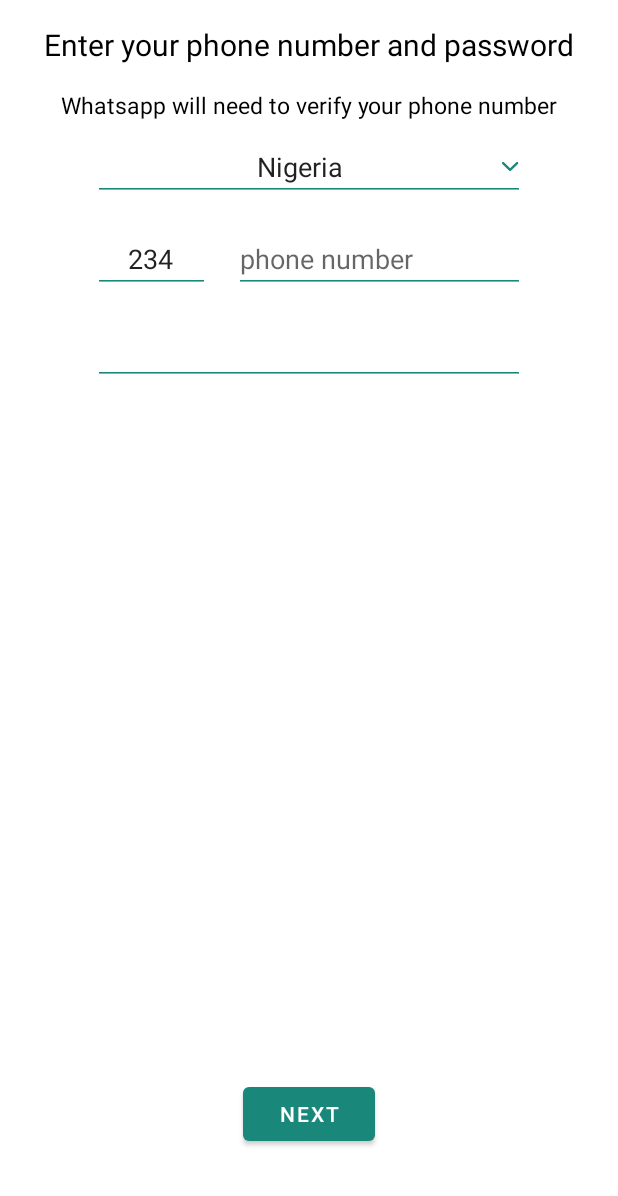
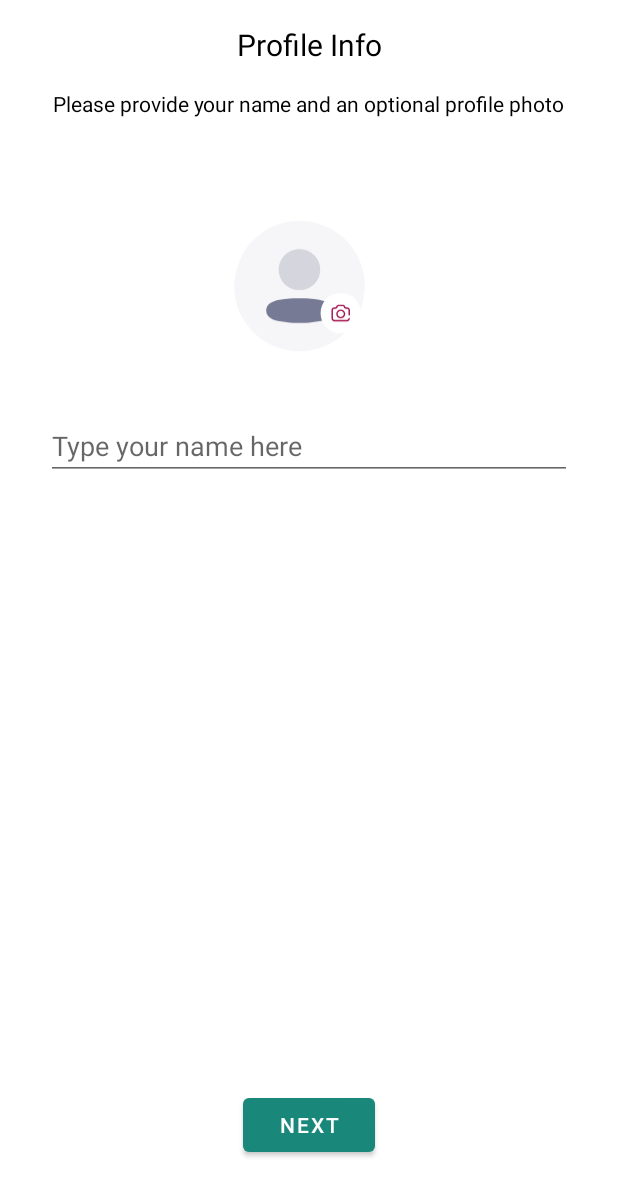
Before and after one commit to efe-egbevwie/Whatsapp-clone, an Android app: the SetUpProfileFragment screen opened through its navigation route, on a phone screen of 412 x 824 dp. Shown: the top 1196 px of the screen. Run offline under Robolectric (Android 15) with nearby library versions, the phone set to English and light mode, and no system bars.

```diff
--- a/app/build.gradle
+++ b/app/build.gradle
@@ -60,6 +60,11 @@ dependencies {
     //firebase dependencies
     implementation platform('com.google.firebase:firebase-bom:29.0.0')
     implementation 'com.google.firebase:firebase-analytics'
+    implementation 'com.google.firebase:firebase-auth-ktx'
+
+    //Logging library
+    implementation 'com.jakewharton.timber:timber:5.0.1'
+
 
 
 }
--- a/app/src/main/AndroidManifest.xml
+++ b/app/src/main/AndroidManifest.xml
@@ -1,9 +1,11 @@
 <?xml version="1.0" encoding="utf-8"?>
 <manifest xmlns:android="http://schemas.android.com/apk/res/android"
     package="com.io.whatsapp">
-
+    <uses-permission android:name="android.permission.INTERNET" />
+    <uses-permission android:name="android.permission.ACCESS_NETWORK_STATE" />
     <application
         android:allowBackup="true"
+        android:name="com.App"
         android:icon="@mipmap/ic_launcher"
         android:label="@string/app_name"
         android:roundIcon="@mipmap/ic_launcher_round"
--- a/app/src/main/java/com/io/whatsapp/ui/authenticate/LogInOrSignUpFragment.kt
+++ b/app/src/main/java/com/io/whatsapp/ui/authenticate/SetUpProfileFragment.kt
@@ -14,10 +14,10 @@ private const val ARG_PARAM2 = "param2"
 
 /**
  * A simple [Fragment] subclass.
- * Use the [LogInOrSignUpFragment.newInstance] factory method to
+ * Use the [SetUpProfileFragment.newInstance] factory method to
  * create an instance of this fragment.
  */
-class LogInOrSignUpFragment : Fragment() {
+class SetUpProfileFragment : Fragment() {
     // TODO: Rename and change types of parameters
     private var param1: String? = null
     private var param2: String? = null
@@ -35,7 +35,7 @@ class LogInOrSignUpFragment : Fragment() {
         savedInstanceState: Bundle?
     ): View? {
         // Inflate the layout for this fragment
-        return inflater.inflate(R.layout.fragment_log_in_or_sign_up, container, false)
+        return inflater.inflate(R.layout.fragment_set_up_profile, container, false)
     }
 
     companion object {
@@ -45,12 +45,12 @@ class LogInOrSignUpFragment : Fragment() {
          *
          * @param param1 Parameter 1.
          * @param param2 Parameter 2.
-         * @return A new instance of fragment LogInOrSignUpFragment.
+         * @return A new instance of fragment SetUpProfileFragment.
          */
         // TODO: Rename and change types and number of parameters
         @JvmStatic
         fun newInstance(param1: String, param2: String) =
-            LogInOrSignUpFragment().apply {
+            SetUpProfileFragment().apply {
                 arguments = Bundle().apply {
                     putString(ARG_PARAM1, param1)
                     putString(ARG_PARAM2, param2)
--- /dev/null
+++ b/app/src/main/res/drawable/ic_profile_avatar.xml
@@ -0,0 +1,29 @@
+<vector xmlns:android="http://schemas.android.com/apk/res/android"
+    android:width="149dp"
+    android:height="136dp"
+    android:viewportWidth="149"
+    android:viewportHeight="136">
+  <path
+      android:pathData="M65,0L65,0A65,65 0,0 1,130 65L130,65A65,65 0,0 1,65 130L65,130A65,65 0,0 1,0 65L0,65A65,65 0,0 1,65 0z"
+      android:strokeAlpha="0.1"
+      android:fillColor="#A0A2B3"
+      android:fillAlpha="0.1"/>
+  <path
+      android:pathData="M65,69.074C76.391,69.074 85.626,59.954 85.626,48.704C85.626,37.453 76.391,28.333 65,28.333C53.609,28.333 44.375,37.453 44.375,48.704C44.375,59.954 53.609,69.074 65,69.074Z"
+      android:strokeAlpha="0.4"
+      android:fillColor="#A0A2B3"
+      android:fillAlpha="0.4"/>
+  <path
+      android:pathData="M97.964,89.478C97.983,89.188 97.983,88.897 97.964,88.607C97.883,87.536 97.579,86.489 97.069,85.527C95.064,81.609 89.443,79.834 84.753,78.829C81.406,78.133 78.006,77.685 74.584,77.49L71.004,77.222H69.393H67.388H62.59H60.585H58.974L55.394,77.49C51.972,77.685 48.572,78.133 45.225,78.829C40.535,79.7 34.914,81.508 32.909,85.527C32.4,86.489 32.096,87.536 32.014,88.607C31.995,88.897 31.995,89.188 32.014,89.478C31.997,89.768 31.997,90.059 32.014,90.349C32.111,91.411 32.427,92.446 32.945,93.396C34.95,97.313 40.571,99.088 45.261,100.093C48.614,100.757 52.011,101.204 55.43,101.432L59.01,101.667H59.869H60.621H69.429H70.181H71.04L74.62,101.432C78.038,101.204 81.436,100.757 84.788,100.093C89.479,99.189 95.1,97.414 97.105,93.396C97.598,92.415 97.901,91.361 98,90.282C98.005,90.013 97.993,89.745 97.964,89.478Z"
+      android:fillColor="#777A95"/>
+  <path
+      android:pathData="M106,92m-20,0a20,20 0,1 1,40 0a20,20 0,1 1,-40 0"
+      android:fillColor="#ffffff"/>
+  <path
+      android:pathData="M114.451,94.48C114.846,94.48 115.167,94.16 115.167,93.764V89.109C115.167,87.53 113.882,86.245 112.302,86.245H111.215C110.908,86.245 110.636,86.05 110.537,85.759L110.32,85.123C110.024,84.252 109.207,83.667 108.287,83.667H103.711C102.809,83.667 101.997,84.237 101.691,85.085L101.443,85.772C101.341,86.055 101.07,86.245 100.769,86.245H99.698C98.118,86.245 96.834,87.53 96.834,89.109V97.345C96.834,98.925 98.118,100.21 99.698,100.21H112.302C113.882,100.21 115.167,98.925 115.167,97.345C115.167,96.95 114.846,96.629 114.451,96.629C114.055,96.629 113.735,96.95 113.735,97.345C113.735,98.135 113.092,98.777 112.302,98.777H99.698C98.908,98.777 98.266,98.135 98.266,97.345V89.109C98.266,88.32 98.908,87.677 99.698,87.677H100.769C101.672,87.677 102.484,87.107 102.79,86.258L103.038,85.572C103.14,85.289 103.411,85.099 103.711,85.099H108.287C108.593,85.099 108.866,85.294 108.965,85.584L109.181,86.221C109.478,87.092 110.295,87.677 111.215,87.677H112.302C113.092,87.677 113.735,88.32 113.735,89.109V93.764C113.735,94.16 114.055,94.48 114.451,94.48Z"
+      android:fillColor="#A4124C"/>
+  <path
+      android:pathData="M101.56,92.869C101.56,90.401 103.568,88.393 106.036,88.393C108.504,88.393 110.512,90.401 110.512,92.869C110.512,95.337 108.504,97.345 106.036,97.345C103.568,97.345 101.56,95.337 101.56,92.869ZM102.992,92.869C102.992,94.547 104.358,95.913 106.036,95.913C107.714,95.913 109.08,94.547 109.08,92.869C109.08,91.191 107.714,89.826 106.036,89.826C104.358,89.826 102.992,91.191 102.992,92.869Z"
+      android:fillColor="#A4124C"
+      android:fillType="evenOdd"/>
+</vector>
--- a/app/src/main/res/layout/fragment_log_in_or_sign_up.xml
+++ /dev/null
@@ -1,98 +0,0 @@
-<?xml version="1.0" encoding="utf-8"?>
-<androidx.constraintlayout.widget.ConstraintLayout xmlns:android="http://schemas.android.com/apk/res/android"
-    xmlns:tools="http://schemas.android.com/tools"
-    android:layout_width="match_parent"
-    android:layout_height="match_parent"
-    xmlns:app="http://schemas.android.com/apk/res-auto"
-    tools:context=".ui.authenticate.LogInOrSignUpFragment">
-    <com.google.android.material.textview.MaterialTextView
-        android:layout_width="wrap_content"
-        android:layout_height="wrap_content"
-        app:layout_constraintStart_toStartOf="parent"
-        app:layout_constraintEnd_toEndOf="parent"
-        app:layout_constraintTop_toTopOf="parent"
-        android:id="@+id/enter_phone_and_password_edit_text"
-        android:text="@string/enter_your_phone_number_and_password_string"
-        android:textSize="20sp"
-        android:textColor="@color/black"
-        android:layout_marginTop="@dimen/margin_16dp"/>
-
-    <com.google.android.material.textview.MaterialTextView
-        android:layout_width="wrap_content"
-        android:layout_height="wrap_content"
-        app:layout_constraintStart_toStartOf="parent"
-        app:layout_constraintEnd_toEndOf="parent"
-        app:layout_constraintTop_toBottomOf="@id/enter_phone_and_password_edit_text"
-        android:text="@string/whatsapp_will_need_to_verify_your_phone_number_string"
-        android:layout_marginTop="@dimen/margin_16dp"
-        android:textColor="@color/black"
-        android:textSize="15sp"
-        android:id="@+id/verify_number_message_text_view"/>
-
-   <com.google.android.material.textfield.TextInputEditText
-       android:layout_width="0dp"
-       android:layout_height="wrap_content"
-       app:layout_constraintStart_toStartOf="parent"
-       android:drawableEnd="@drawable/ic_expand"
-       android:text="Nigeria"
-       android:gravity="center"
-       app:layout_constraintEnd_toEndOf="parent"
-       app:layout_constraintTop_toBottomOf="@id/verify_number_message_text_view"
-       android:layout_marginTop="@dimen/margin_8dp"
-       app:backgroundTint="@color/colorPrimary"
-       app:layout_constraintWidth_percent="0.7"
-       android:id="@+id/choose_country_edit_text"
-       android:editable="false"/>
-
-    <com.google.android.material.textfield.TextInputEditText
-        android:layout_width="0dp"
-        android:layout_height="wrap_content"
-        app:layout_constraintStart_toStartOf="@id/choose_country_edit_text"
-        app:layout_constraintTop_toBottomOf="@id/choose_country_edit_text"
-        android:layout_marginTop="@dimen/margin_16dp"
-        app:backgroundTint="@color/colorPrimary"
-        app:layout_constraintWidth_percent="0.19"
-        android:drawableStart="@drawable/ic_plus_sign"
-        android:id="@+id/country_code_edit_text"
-        android:text="234"
-        android:drawablePadding="@dimen/margin_8dp"
-        android:editable="false"/>
-
-    <com.google.android.material.textfield.TextInputEditText
-        android:layout_width="0dp"
-        android:layout_height="wrap_content"
-        app:layout_constraintStart_toEndOf="@id/country_code_edit_text"
-        app:layout_constraintEnd_toEndOf="@id/choose_country_edit_text"
-        app:layout_constraintTop_toBottomOf="@id/choose_country_edit_text"
-        android:layout_marginTop="@dimen/margin_16dp"
-        android:layout_marginStart="@dimen/margin_16dp"
-        android:hint="@string/phone_number_string"
-        android:inputType="number"
-        app:backgroundTint="@color/colorPrimary"
-        android:id="@+id/enter_phone_number_edit_text"/>
-
-    <com.google.android.material.textfield.TextInputEditText
-        android:layout_width="0dp"
-        android:layout_height="wrap_content"
-        app:layout_constraintStart_toStartOf="@id/country_code_edit_text"
-        app:layout_constraintEnd_toEndOf="@id/enter_phone_number_edit_text"
-        app:layout_constraintTop_toBottomOf="@id/enter_phone_number_edit_text"
-        android:layout_marginTop="@dimen/margin_16dp"
-        android:inputType="textPassword"
-        android:id="@+id/password_edit_text"
-        app:backgroundTint="@color/colorPrimary"/>
-
-    <com.google.android.material.button.MaterialButton
-        android:id="@+id/sign_in_button"
-        android:layout_width="wrap_content"
-        android:layout_height="wrap_content"
-        android:text="@string/next_string"
-        app:layout_constraintBottom_toBottomOf="parent"
-        app:layout_constraintEnd_toEndOf="parent"
-        app:layout_constraintStart_toStartOf="parent"
-        app:layout_constraintTop_toBottomOf="@id/password_edit_text"
-        app:layout_constraintVertical_bias="0.89" />
-
-
-
-</androidx.constraintlayout.widget.ConstraintLayout>
--- /dev/null
+++ b/app/src/main/res/layout/fragment_set_up_profile.xml
@@ -0,0 +1,65 @@
+<?xml version="1.0" encoding="utf-8"?>
+<androidx.constraintlayout.widget.ConstraintLayout xmlns:android="http://schemas.android.com/apk/res/android"
+    xmlns:app="http://schemas.android.com/apk/res-auto"
+    xmlns:tools="http://schemas.android.com/tools"
+    android:layout_width="match_parent"
+    android:layout_height="match_parent"
+    tools:context=".ui.authenticate.SetUpProfileFragment">
+
+    <com.google.android.material.textview.MaterialTextView
+        android:id="@+id/profile_info_text_view"
+        android:layout_width="wrap_content"
+        android:layout_height="wrap_content"
+        android:layout_margin="@dimen/margin_16dp"
+        android:text="@string/profile_info_string"
+        android:textColor="@color/black"
+        android:textSize="20sp"
+        app:layout_constraintEnd_toEndOf="parent"
+        app:layout_constraintStart_toStartOf="parent"
+        app:layout_constraintTop_toTopOf="parent" />
+
+    <com.google.android.material.textview.MaterialTextView
+        android:layout_width="wrap_content"
+        android:layout_height="wrap_content"
+        android:layout_margin="@dimen/margin_16dp"
+        android:id="@+id/profile_instructions_text_view"
+        android:text="@string/profile_info_instructions"
+        android:textColor="@color/black"
+        app:layout_constraintEnd_toEndOf="parent"
+        app:layout_constraintStart_toStartOf="parent"
+        app:layout_constraintTop_toBottomOf="@id/profile_info_text_view" />
+
+    <com.google.android.material.imageview.ShapeableImageView
+        android:layout_width="100dp"
+        android:layout_height="100dp"
+        android:src="@drawable/ic_profile_avatar"
+        app:shapeAppearanceOverlay="@style/ShapeAppearanceOverlay.App.CornerSize50Percent"
+        app:layout_constraintStart_toStartOf="parent"
+        app:layout_constraintEnd_toEndOf="parent"
+        app:layout_constraintTop_toBottomOf="@id/profile_instructions_text_view"
+        android:layout_margin="@dimen/margin_64dp"
+        android:id="@+id/profile_image_view"/>
+
+    <com.google.android.material.textfield.TextInputEditText
+        android:layout_width="0dp"
+        android:layout_height="wrap_content"
+        app:layout_constraintStart_toStartOf="parent"
+        app:layout_constraintEnd_toEndOf="parent"
+        android:layout_marginTop="@dimen/margin_32dp"
+        app:layout_constraintTop_toBottomOf="@id/profile_image_view"
+        app:layout_constraintWidth_percent="0.85"
+        android:hint="@string/name_edit_text_hint_string"
+        android:id="@+id/user_name_edit_text"/>
+
+    <com.google.android.material.button.MaterialButton
+        android:id="@+id/complete_profile_button"
+        android:layout_width="wrap_content"
+        android:layout_height="wrap_content"
+        android:text="@string/next_string"
+        app:layout_constraintBottom_toBottomOf="parent"
+        app:layout_constraintEnd_toEndOf="parent"
+        app:layout_constraintStart_toStartOf="parent"
+        app:layout_constraintTop_toBottomOf="@id/user_name_edit_text"
+        app:layout_constraintVertical_bias="0.89" />
+
+</androidx.constraintlayout.widget.ConstraintLayout>
--- a/app/src/main/res/navigation/nav_graph.xml
+++ b/app/src/main/res/navigation/nav_graph.xml
@@ -21,11 +21,19 @@
     </fragment>
     <fragment
         android:id="@+id/logInOrSignUpFragment"
-        android:name="com.io.whatsapp.ui.authenticate.LogInOrSignUpFragment"
+        android:name="com.io.whatsapp.ui.authenticate.LogInFragment"
         android:label="fragment_log_in_or_sign_up"
-        tools:layout="@layout/fragment_log_in_or_sign_up" >
+        tools:layout="@layout/fragment_log_in" >
         <action
             android:id="@+id/action_logInOrSignUpFragment_to_homeFragment"
             app:destination="@id/homeFragment" />
+        <action
+            android:id="@+id/action_logInOrSignUpFragment_to_setUpProfileFragment"
+            app:destination="@id/setUpProfileFragment" />
     </fragment>
+    <fragment
+        android:id="@+id/setUpProfileFragment"
+        android:name="com.io.whatsapp.ui.authenticate.SetUpProfileFragment"
+        android:label="fragment_set_up_profile"
+        tools:layout="@layout/fragment_set_up_profile" />
 </navigation>
--- a/app/src/main/res/values/strings.xml
+++ b/app/src/main/res/values/strings.xml
@@ -10,4 +10,9 @@
     <string name="whatsapp_will_need_to_verify_your_phone_number_string">Whatsapp will need to verify your phone number</string>
     <string name="phone_number_string">phone number</string>
     <string name="next_string">NEXT</string>
+    <string name="otp_hint_text">Enter the otp we sent</string>
+    <string name="send_otp_string">Send otp</string>
+    <string name="profile_info_string">Profile Info</string>
+    <string name="profile_info_instructions">Please provide your name and an optional profile photo</string>
+    <string name="name_edit_text_hint_string">Type your name here</string>
 </resources>
--- a/app/src/main/res/values/styles.xml
+++ b/app/src/main/res/values/styles.xml
@@ -30,4 +30,8 @@
         -->
     </style>
 
+    <style name="ShapeAppearanceOverlay.App.CornerSize50Percent" parent="">
+        <item name="cornerSize">50%</item>
+    </style>
+
 </resources>
```
Also changed, not shown: app/src/main/java/com/App.kt (added, +18 -0 lines), app/src/main/java/com/io/whatsapp/ui/authenticate/LogInFragment.kt (added, +161 -0 lines), app/src/main/java/com/io/whatsapp/ui/authenticate/LogInViewModel.kt (added, +10 -0 lines), app/src/main/java/com/io/whatsapp/ui/utils.kt (added, +15 -0 lines), app/src/main/res/layout/fragment_log_in.xml (added, +138 -0 lines).
